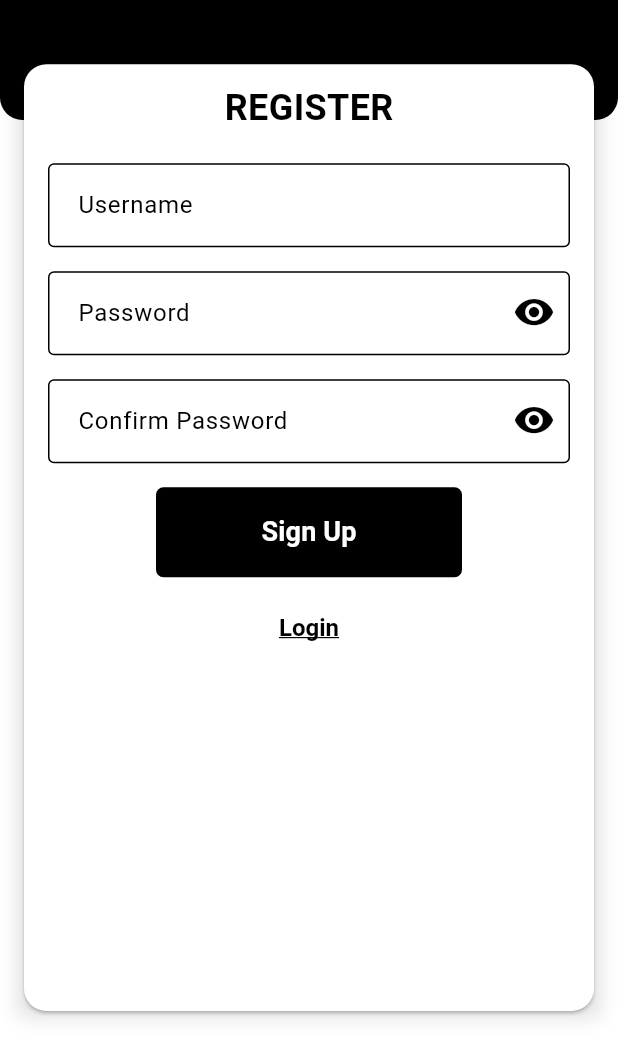
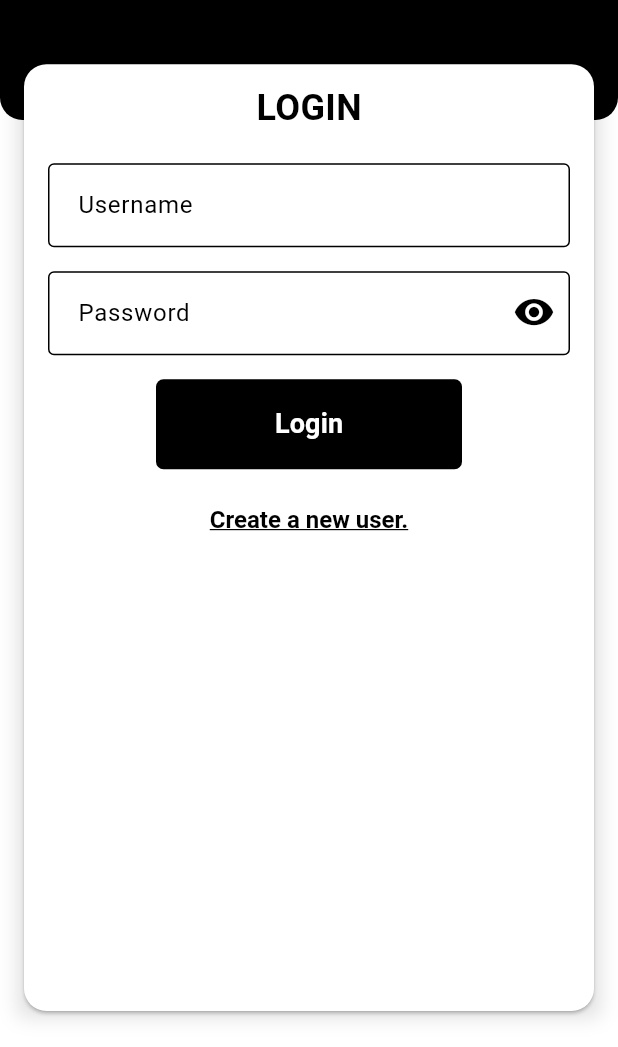
Before and after one commit to quebn/avert, a Flutter app: the screen it shows after launch, on a phone screen of 412 x 824 dp, the part 189-1236 px from its top. Run offline on Flutter 3.47's test engine with Material 3 defaults, Android fonts, the phone set to English and light mode, and no system bars; our stand-ins replace email_validator, firebase_auth, google_fonts, hexcolor, permission_handler, sqflite; missing offline and left inert: baseflow_plugin_template, login, permission_handler_platform_interface; accounts and stored records are empty; statements that could not run were skipped.

Commit message:
refactor login page

```diff
--- a/lib/core/components/acqua_input.dart
+++ b/lib/core/components/acqua_input.dart
@@ -9,7 +9,8 @@ enum AcquaInputType {
   datetime,
 }
 
-// NOTE: known issues for this is error does set from validator wont go until the form is submitted.
+// NOTE: known issues for this is error does set from validator wont go until
+// the form is submitted.
 // TODO: find way to resolve NOTE above.
 
 class AcquaInput extends StatefulWidget {
@@ -23,6 +24,7 @@ class AcquaInput extends StatefulWidget {
     this.inputType = AcquaInputType.text,
     this.required = false,
     this.validator,
+    this.forceErrMsg,
   });
 
   const AcquaInput.alphanumeric({
@@ -34,6 +36,7 @@ class AcquaInput extends StatefulWidget {
     this.gapPadding = 8,
     this.required = false,
     this.validator,
+    this.forceErrMsg,
   }) : inputType = AcquaInputType.alphanumeric;
 
   const AcquaInput.password({
@@ -44,6 +47,7 @@ class AcquaInput extends StatefulWidget {
     this.yPadding = 8,
     this.gapPadding = 8,
     this.name = "Password",
+    this.forceErrMsg,
   }) : inputType = AcquaInputType.password, required = true ;
 
   final String name;
@@ -53,6 +57,7 @@ class AcquaInput extends StatefulWidget {
   final TextEditingController controller;
   final bool required;
   final String? Function(String? value)? validator;
+  final String? forceErrMsg;
 
   @override
   State<StatefulWidget> createState() => _InputState();
@@ -61,7 +66,6 @@ class AcquaInput extends StatefulWidget {
 class _InputState extends State<AcquaInput> {
 
   bool shouldObscure = true;
-  String? errMsg;
 
   @override
   Widget build(BuildContext context) {
@@ -83,7 +87,7 @@ class _InputState extends State<AcquaInput> {
       ],
       validator: validate,
       controller: widget.controller,
-      //forceErrorText: errMsg,
+      forceErrorText: widget.forceErrMsg,
       decoration: InputDecoration(
         iconColor: Colors.white,
         border: OutlineInputBorder(
@@ -101,7 +105,7 @@ class _InputState extends State<AcquaInput> {
     child: TextFormField(
       validator: validate,
       controller: widget.controller,
-      //forceErrorText: errMsg,
+      forceErrorText: widget.forceErrMsg,
       decoration: InputDecoration(
         iconColor: Colors.white,
         border: OutlineInputBorder(
@@ -118,7 +122,7 @@ class _InputState extends State<AcquaInput> {
     child: TextFormField(
       validator: validate,
       obscureText: shouldObscure,
-      //forceErrorText: errMsg,
+      forceErrorText: widget.forceErrMsg,
       enableSuggestions: false,
       autocorrect: false,
       controller: widget.controller,
@@ -149,8 +153,6 @@ class _InputState extends State<AcquaInput> {
 
   String? validate(String? value) {
     printLog("validating value: $value");
-    printLog("errMsg value: $errMsg");
-    printAssert(errMsg == null, "variable errMsg has value of $errMsg where it should be \"null\"");
     if (widget.required && (value == null || value.isEmpty)) {
       printLog("Required non empty field of ${widget.name}");
       return "${widget.name} is required!";
--- a/lib/core/login.dart
+++ b/lib/core/login.dart
@@ -1,9 +1,6 @@
 import "package:flutter/material.dart";
 import "package:acqua/core/components.dart";
-import "package:acqua/core/app.dart";
 import "package:acqua/core/utils.dart";
-import "package:crypto/crypto.dart";
-import "dart:convert";
 
 class LoginPage extends StatefulWidget {
   const LoginPage({super.key, required this.title});
@@ -16,66 +13,31 @@ class LoginPage extends StatefulWidget {
 
 class _LoginPageState extends State<LoginPage> {
 
-  bool isLogin = false;
+
+  final GlobalKey<FormState> key = GlobalKey<FormState>();
+  final Map<String, TextEditingController> controllers = {
+    "username": TextEditingController(),
+    "password": TextEditingController(),
+  };
+
+  @override
+  void dispose() {
+    for (TextEditingController controller in controllers.values) {
+      controller.dispose();
+    }
+    super.dispose();
+  }
 
   @override
   Widget build(BuildContext context) {
-    printLog("building.....");
-    return Scaffold(
-      body: Stack(
-        children: [
-          Container(
-            decoration: BoxDecoration(
-              color: Colors.black,
-              borderRadius: BorderRadius.circular(15.0),
-            ),
-            height: MediaQuery.sizeOf(context).height / 4,
-            child: Center(
-              child: Text(widget.title,
-                style: TextStyle(
-                  //fontFamily: "Roboto",
-                  fontSize: 32.0,
-                  fontWeight: FontWeight.bold,
-                  color: Colors.white,
-                ),
-              ),
-            ),
-          ),
-          Container(
-            decoration: BoxDecoration(
-              boxShadow: [
-                BoxShadow(
-                  color: Colors.black12,
-                  blurRadius: 10.0,
-                )
-              ],
-            ),
-            margin: EdgeInsets.only(
-              left:   12.0,
-              right:  12.0,
-              top:    MediaQuery.sizeOf(context).height / 5,
-              bottom: 20.0,
-            ),
-            child: Card(
-              shape: RoundedRectangleBorder(
-                borderRadius: BorderRadius.circular(15),
-              ),
-              shadowColor: Colors.black,
-              child: isLogin ? loginBody(context) : signupBody(context),
-            ),
-          ),
-        ],
-      ),
+    printLog("Building Login Page.....");
+    return LoginScaffold(
+      title: widget.title,
+      body: loginBody(context),
     );
   }
 
   Widget loginBody(BuildContext context) {
-
-    final GlobalKey<FormState> key = GlobalKey<FormState>();
-    final Map<String, TextEditingController> controllers = {
-      "username": TextEditingController(),
-      "password": TextEditingController(),
-    };
 
     List<Widget> children = <Widget>[
       AcquaInput.alphanumeric(
@@ -93,15 +55,13 @@ class _LoginPageState extends State<LoginPage> {
         xMargin: 80,
         yMargin: 8,
         height:  60,
-        onPressed:() => onLogin(key, controllers['username']!.text, controllers['password']!.text),
+        onPressed:() => onLogin,
       ),
       AcquaLink(
         linkText: "Create a new user.",
         linkSize: 16,
         yMargin: 16,
-        onPressed:() {
-          setState(() => isLogin = false);
-        }
+        onPressed: signupPage,
       ),
     ];
 
@@ -134,112 +94,73 @@ class _LoginPageState extends State<LoginPage> {
 
   void signupPage() {
     printLog("Pressed Signup Button!");
-    setState(() {
-      isLogin = false;
-    });
+    controllers['password']!.text = "";
   }
 
-  void onLogin(GlobalKey<FormState> formKey, String userName, String userPassword,) {
-    if (!formKey.currentState!.validate()) {
+  void onLogin() {
+    String username = controllers['username']!.value.text;
+    String password = controllers['password']!.value.text;
+    if (!key.currentState!.validate()) {
       printLog("Input field values are wrong", level: LogLevel.error);
       return;
     }
-    printLog("Username: $userName | Password: $userPassword");
+    printLog("Username: $username | Password: $password");
   }
+}
 
-  Widget signupBody(BuildContext context) {
+class LoginScaffold extends StatelessWidget {
+  const LoginScaffold({super.key, required this.title, required this.body});
 
-    final GlobalKey<FormState> key = GlobalKey<FormState>();
-    final Map<String, TextEditingController> controllers = {
-      "username": TextEditingController(),
-      "password": TextEditingController(),
-      "password_confirm": TextEditingController(),
-    };
+  final Widget body;
+  final String title;
 
-    List<Widget> children = <Widget>[
-      AcquaInput.alphanumeric(
-        name:"Username",
-        controller: controllers['username']!,
-        required: true,
-      ),
-      AcquaInput.password(
-        controller: controllers['password']!,
-      ),
-      AcquaInput.password(
-        name:  "Confirm Password",
-        controller: controllers['password_confirm']!,
-        validator: (value) {
-          return controllers['password']!.text != value ? "Password does not match!" : null;
-        },
-      ),
-      AcquaButton(
-        buttonName:"Sign Up",
-        fontSize: 18,
-        xMargin: 80,
-        yMargin: 8,
-        height:  60,
-        onPressed:() => onSignup(
-          key,
-          controllers['username']!.value.text,
-          controllers['password']!.value.text,
-        ),
-      ),
-      AcquaLink(
-        linkText: "Login",
-        linkSize: 16,
-        yMargin: 16,
-        onPressed:() {
-          setState(() => isLogin = true);
-        }
-      ),
-    ];
-
-    return Form(
-      key:key,
-      child: Column(
+  @override
+  Widget build(BuildContext context) {
+    return Scaffold(
+      body: Stack(
         children: [
-          Padding(
-            padding: EdgeInsets.symmetric(
-              vertical: 12.0,
+          Container(
+            decoration: BoxDecoration(
+              color: Colors.black,
+              borderRadius: BorderRadius.circular(15.0),
             ),
-            child: const Text( "REGISTER",
-              style: TextStyle(
-                fontSize: 24.0,
-                fontWeight: FontWeight.bold,
+            height: MediaQuery.sizeOf(context).height / 4,
+            child: Center(
+              child: Text(title,
+                style: TextStyle(
+                  //fontFamily: "Roboto",
+                  fontSize: 32.0,
+                  fontWeight: FontWeight.bold,
+                  color: Colors.white,
+                ),
               ),
             ),
           ),
-          Expanded(
-            child: ListView(
-              physics: ClampingScrollPhysics(),
-              padding: EdgeInsets.symmetric(horizontal: 8.0),
-              children: children,
-            )
+          Container(
+            decoration: BoxDecoration(
+              boxShadow: [
+                BoxShadow(
+                  color: Colors.black12,
+                  blurRadius: 10.0,
+                )
+              ],
+            ),
+            margin: EdgeInsets.only(
+              left:   12.0,
+              right:  12.0,
+              top:    MediaQuery.sizeOf(context).height / 5,
+              bottom: 20.0,
+            ),
+            child: Card(
+              shape: RoundedRectangleBorder(
+                borderRadius: BorderRadius.circular(15),
+              ),
+              shadowColor: Colors.black,
+              child: body
+            ),
           ),
-        ]
+        ],
       ),
     );
   }
-
-  void onSignup(GlobalKey<FormState> formKey, String userName, String userPassword,) {
-    if (!formKey.currentState!.validate()) {
-      printLog("WRONG!", level: LogLevel.error);
-      return;
-    }
-    printLog("Username: $userName | Password: $userPassword", level: LogLevel.error);
-  }
-
-  Future<void> createUser(String username, String password) async {
-    printLog("Creating user...");
-    var bytes = utf8.encode(password);
-    Digest digest = sha256.convert(bytes);
-    var values = {
-      "name"      : username,
-      "password"  : digest.toString(),
-      "createdAt" : DateTime.now().millisecondsSinceEpoch,
-    };
-    printLog("Inserting to users table values: ${values.toString()}", level: LogLevel.warn);
-    int? r = await App.db?.insert("users", values);
-    printLog("insert finished with response code of [$r]", level: LogLevel.warn);
-  }
 }
--- a/lib/core/utils/logger.dart
+++ b/lib/core/utils/logger.dart
@@ -38,6 +38,6 @@ void printLog(String text, {LogLevel level = LogLevel.log}) {
 // TODO: turn this into a proper assert that exits or freezes the app when on assert.
 void printAssert(bool assertCondition, String errMsg) {
   if (!assertCondition) {
-    printLog("[ASSERTION]: $errMsg", level: LogLevel.error);
+    printLog("[ASSERTION FAILED]: $errMsg", level: LogLevel.error);
   }
 }
```
Also changed, not shown: lib/core/signup.dart (added, +153 -0 lines).
